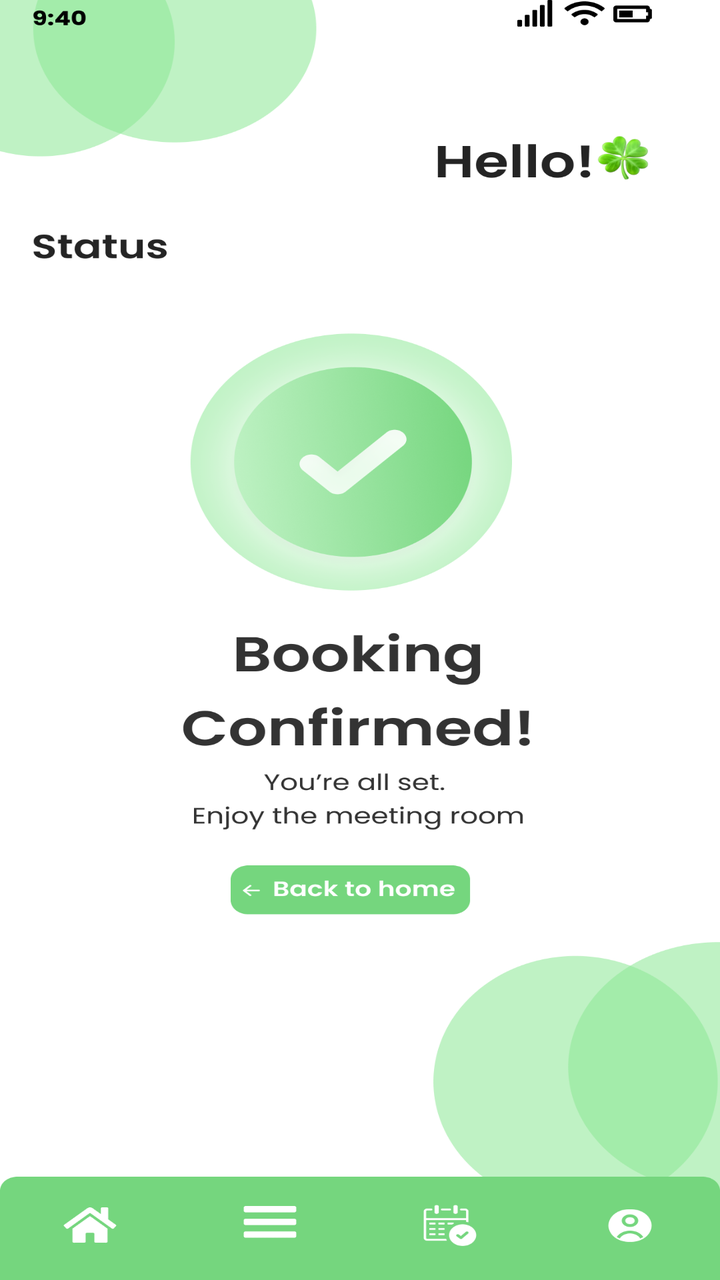
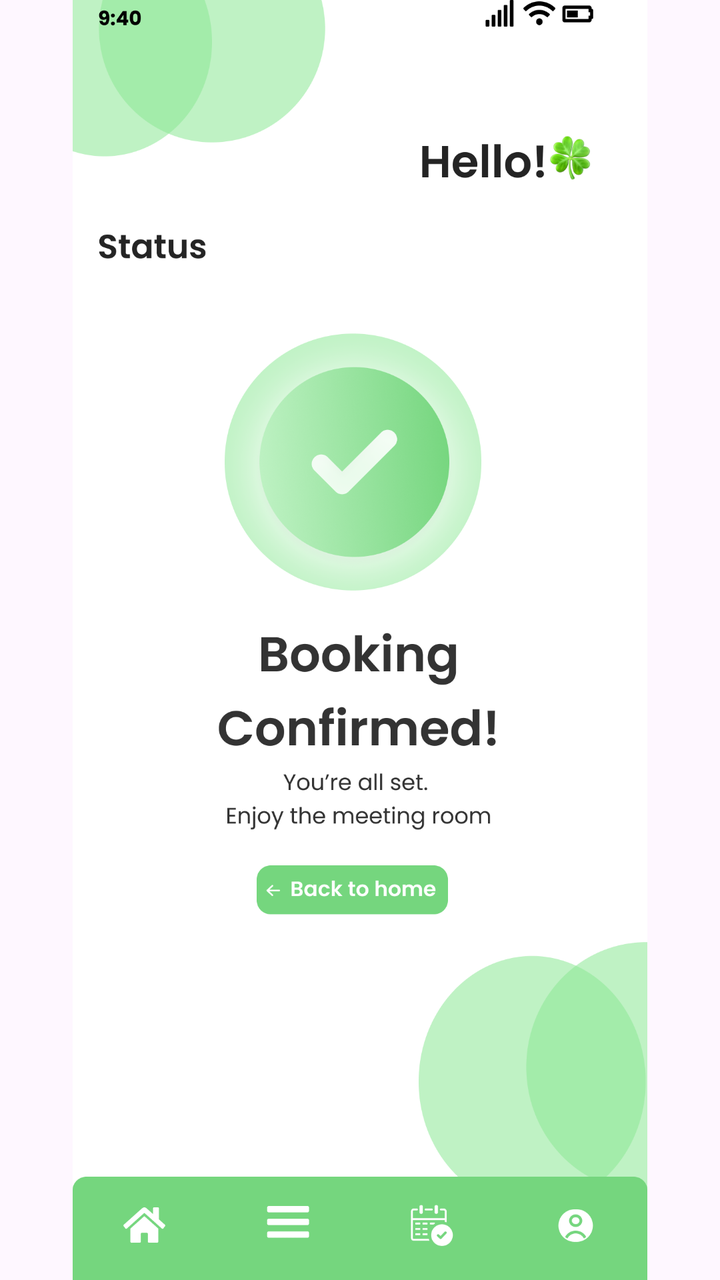

The first picture is an Android layout as it rendered before a commit; the second is the same layout after the commit. The layout source and the unified diff follow.
<!-- AndroidManifest.xml: application theme Theme.COMP2000HKSoftwareEngineeringAssessment -->
<!-- res/layout/activity_bookingroom_selectroom_finished.xml -->
<?xml version="1.0" encoding="utf-8"?>
<androidx.constraintlayout.widget.ConstraintLayout xmlns:android="http://schemas.android.com/apk/res/android"
    xmlns:app="http://schemas.android.com/apk/res-auto"
    xmlns:tools="http://schemas.android.com/tools"
    android:id="@+id/main"
    android:layout_width="match_parent"
    android:layout_height="match_parent"
    tools:context=".bookingroom_selectroom_finished">

    <ImageView
        android:id="@+id/iv_login_page"
        android:layout_width="match_parent"
        android:layout_height="match_parent"
        android:scaleType="fitXY"
        android:src="@drawable/bookingroom_selectroom_finished"
        app:layout_constraintBottom_toBottomOf="parent"
        app:layout_constraintEnd_toEndOf="parent"
        app:layout_constraintStart_toStartOf="parent"
        app:layout_constraintTop_toTopOf="parent" />

    <ImageButton
        android:id="@+id/btn_select_datetime_select_back_to_home"
        android:layout_width="0dp"
        android:layout_height="0dp"
        android:background="@android:color/transparent"
        app:layout_constraintBottom_toBottomOf="parent"
        app:layout_constraintDimensionRatio="4:1"
        app:layout_constraintEnd_toEndOf="parent"
        app:layout_constraintHorizontal_bias="0.48"
        app:layout_constraintStart_toStartOf="parent"
        app:layout_constraintTop_toTopOf="parent"
        app:layout_constraintVertical_bias="0.702"
        app:layout_constraintWidth_percent="0.33 " />

    <ImageButton
        android:id="@+id/btn_managermenuhomebutton"
        android:layout_width="0dp"
        android:layout_height="0dp"
        android:background="@android:color/transparent"
        app:layout_constraintBottom_toBottomOf="parent"
        app:layout_constraintDimensionRatio="2:1"
        app:layout_constraintEnd_toEndOf="parent"
        app:layout_constraintHorizontal_bias="0.071"
        app:layout_constraintStart_toStartOf="parent"
        app:layout_constraintTop_toTopOf="parent"
        app:layout_constraintVertical_bias="0.97"
        app:layout_constraintWidth_percent="0.15 " />
    <ImageButton
        android:id="@+id/btn_managermenubutton"
        android:layout_width="0dp"
        android:layout_height="0dp"
        android:background="@android:color/transparent"
        app:layout_constraintBottom_toBottomOf="parent"
        app:layout_constraintDimensionRatio="2:1"
        app:layout_constraintEnd_toEndOf="parent"
        app:layout_constraintHorizontal_bias="0.369"
        app:layout_constraintStart_toStartOf="parent"
        app:layout_constraintTop_toTopOf="parent"
        app:layout_constraintVertical_bias="0.969"
        app:layout_constraintWidth_percent="0.15" />

    <ImageButton
        android:id="@+id/btn_managermybookingbutton"
        android:layout_width="0dp"
        android:layout_height="0dp"
        android:background="@android:color/transparent"
        app:layout_constraintBottom_toBottomOf="parent"
        app:layout_constraintDimensionRatio="2:1"
        app:layout_constraintEnd_toEndOf="parent"
        app:layout_constraintHorizontal_bias="0.644"
        app:layout_constraintStart_toStartOf="parent"
        app:layout_constraintTop_toTopOf="parent"
        app:layout_constraintVertical_bias="0.969"
        app:layout_constraintWidth_percent="0.15" />

    <ImageButton
        android:id="@+id/btn_managermyprofile"
        android:layout_width="0dp"
        android:layout_height="0dp"
        android:background="@android:color/transparent"
        app:layout_constraintBottom_toBottomOf="parent"
        app:layout_constraintDimensionRatio="2:1"
        app:layout_constraintEnd_toEndOf="parent"
        app:layout_constraintHorizontal_bias="0.957"
        app:layout_constraintStart_toStartOf="parent"
        app:layout_constraintTop_toTopOf="parent"
        app:layout_constraintVertical_bias="0.969"
        app:layout_constraintWidth_percent="0.15" />



</androidx.constraintlayout.widget.ConstraintLayout>
<!-- resources referenced by this layout -->
<resources>
  <!-- drawable bookingroom_selectroom_finished: png bitmap (drawable, 253845 bytes) -->
  <style name="Theme.COMP2000HKSoftwareEngineeringAssessment" parent="Base.Theme.COMP2000HKSoftwareEngineeringAssessment" />
  <style name="Base.Theme.COMP2000HKSoftwareEngineeringAssessment" parent="Theme.Material3.DayNight.NoActionBar">
          
          
      </style>
</resources>

<!-- the commit's change to res/layout/activity_bookingroom_selectroom_finished.xml (unified diff, before → after) -->
@@ -11,7 +11,7 @@
         android:id="@+id/iv_login_page"
         android:layout_width="match_parent"
         android:layout_height="match_parent"
-        android:scaleType="fitXY"
+        android:scaleType="fitCenter"
         android:src="@drawable/bookingroom_selectroom_finished"
         app:layout_constraintBottom_toBottomOf="parent"
         app:layout_constraintEnd_toEndOf="parent"
